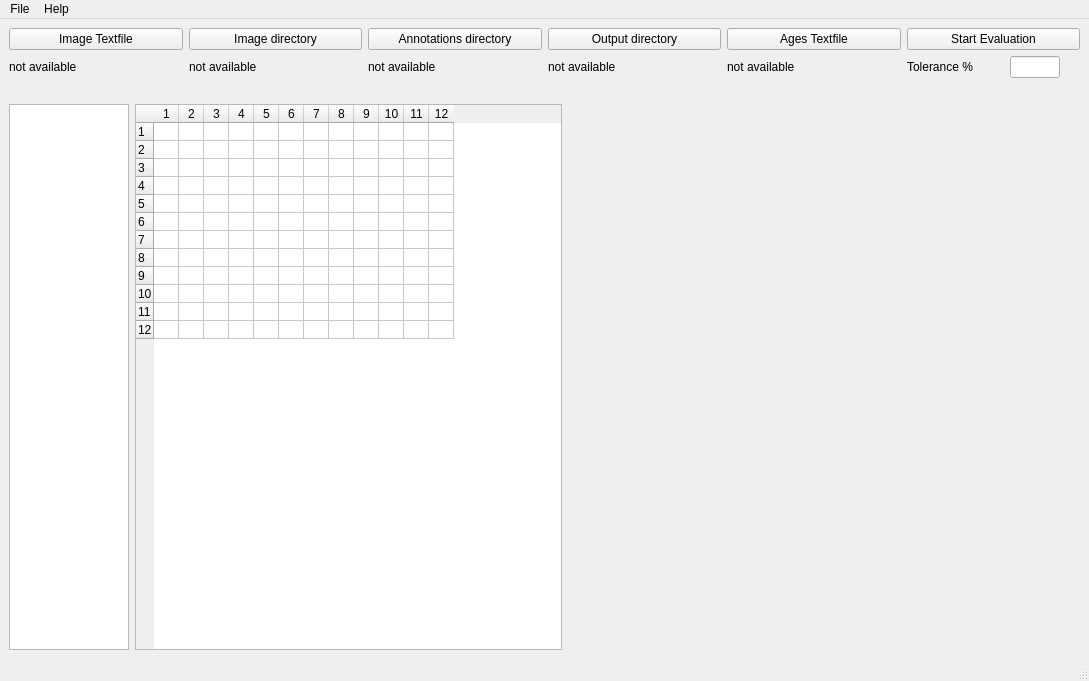
Before: the Qt Designer form aesthetics.ui in michaeldanner/AestheticFacesToolbox, drawn with Qt 5.
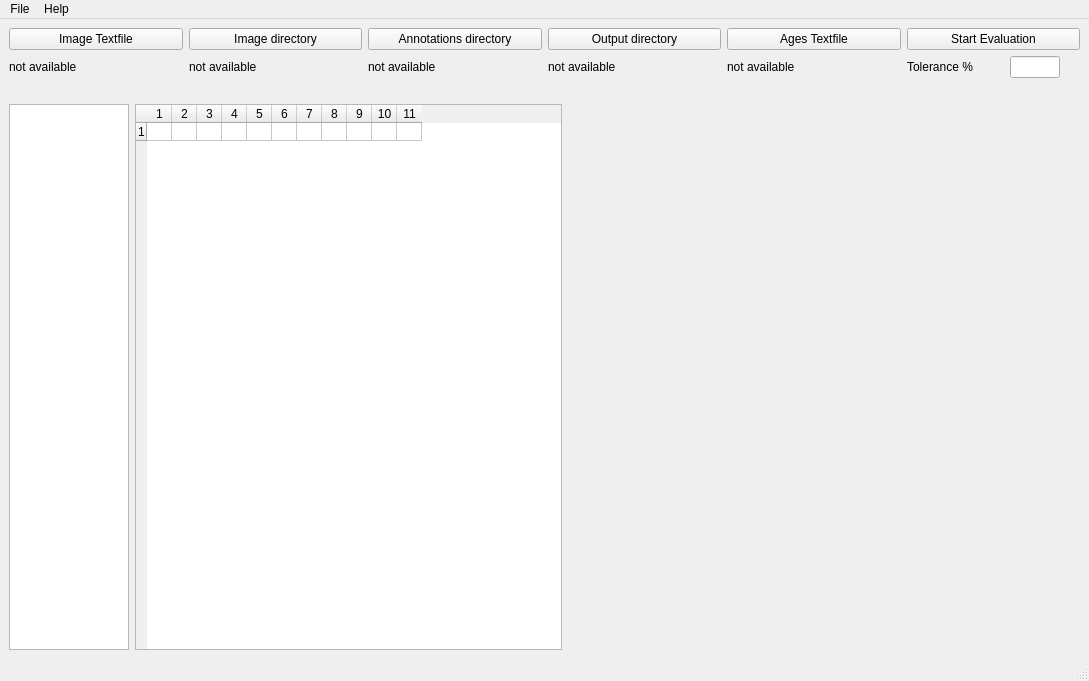
After: the same form once the commit is applied. Custom widgets are drawn as their Qt base class.

Diff of the .ui file:
```diff
--- a/aesthetics.ui
+++ b/aesthetics.ui
@@ -21,7 +21,7 @@
        <widget class="QTableWidget" name="tbl_anno_data">
         <property name="minimumSize">
          <size>
-          <width>300</width>
+          <width>330</width>
           <height>0</height>
          </size>
         </property>
@@ -35,10 +35,10 @@
          <bool>true</bool>
         </property>
         <property name="rowCount">
-         <number>12</number>
+         <number>1</number>
         </property>
         <property name="columnCount">
-         <number>12</number>
+         <number>11</number>
         </property>
         <attribute name="horizontalHeaderCascadingSectionResizes">
          <bool>false</bool>
@@ -56,18 +56,6 @@
          <number>18</number>
         </attribute>
         <row/>
-        <row/>
-        <row/>
-        <row/>
-        <row/>
-        <row/>
-        <row/>
-        <row/>
-        <row/>
-        <row/>
-        <row/>
-        <row/>
-        <column/>
         <column/>
         <column/>
         <column/>
```
